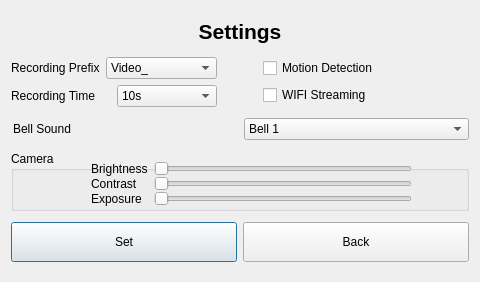
First picture: the form in settings_dialog.ui, repository SaadOjo/peephole_blind, before the edit.
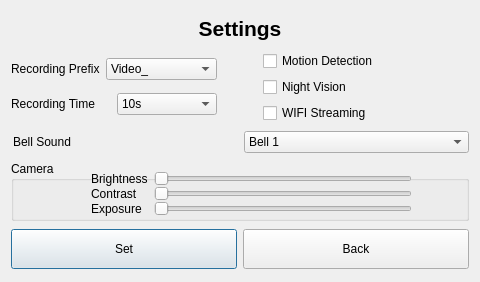
Second picture: the form after the edit.

Diff of the .ui file:
```diff
--- a/settings_dialog.ui
+++ b/settings_dialog.ui
@@ -135,6 +135,13 @@
          </property>
         </widget>
        </item>
+       <item>
+        <widget class="QCheckBox" name="night_vision_checkbox">
+         <property name="text">
+          <string>Night Vision</string>
+         </property>
+        </widget>
+       </item>
        <item>
         <widget class="QCheckBox" name="checkBox_2">
          <property name="text">
```
